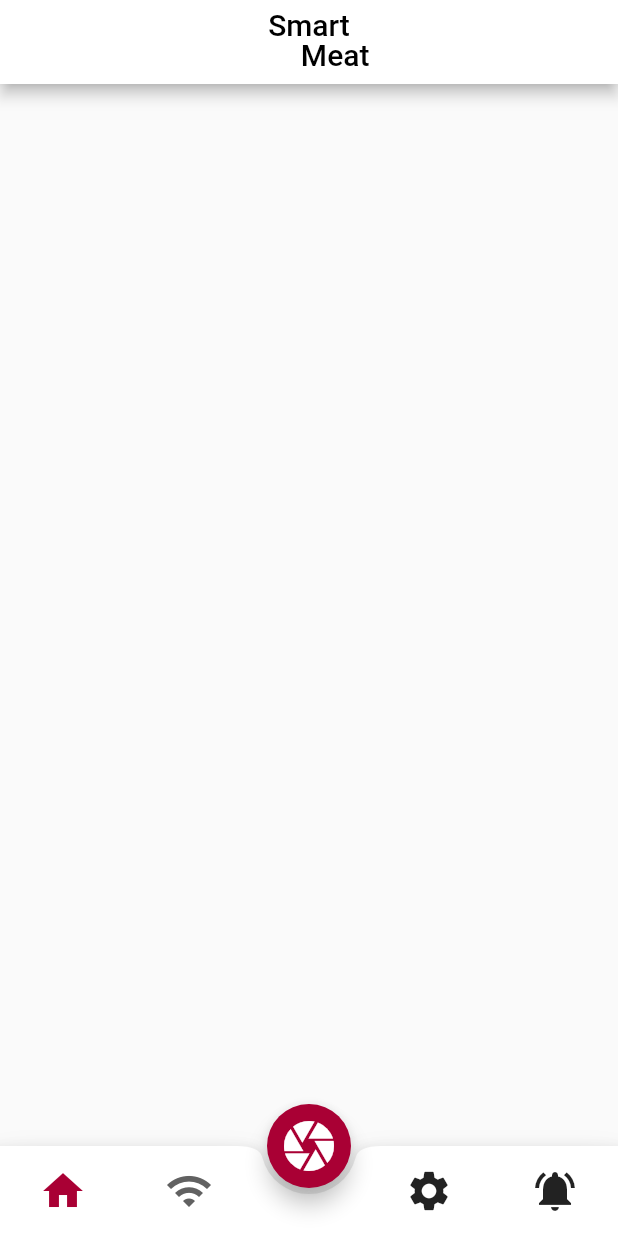
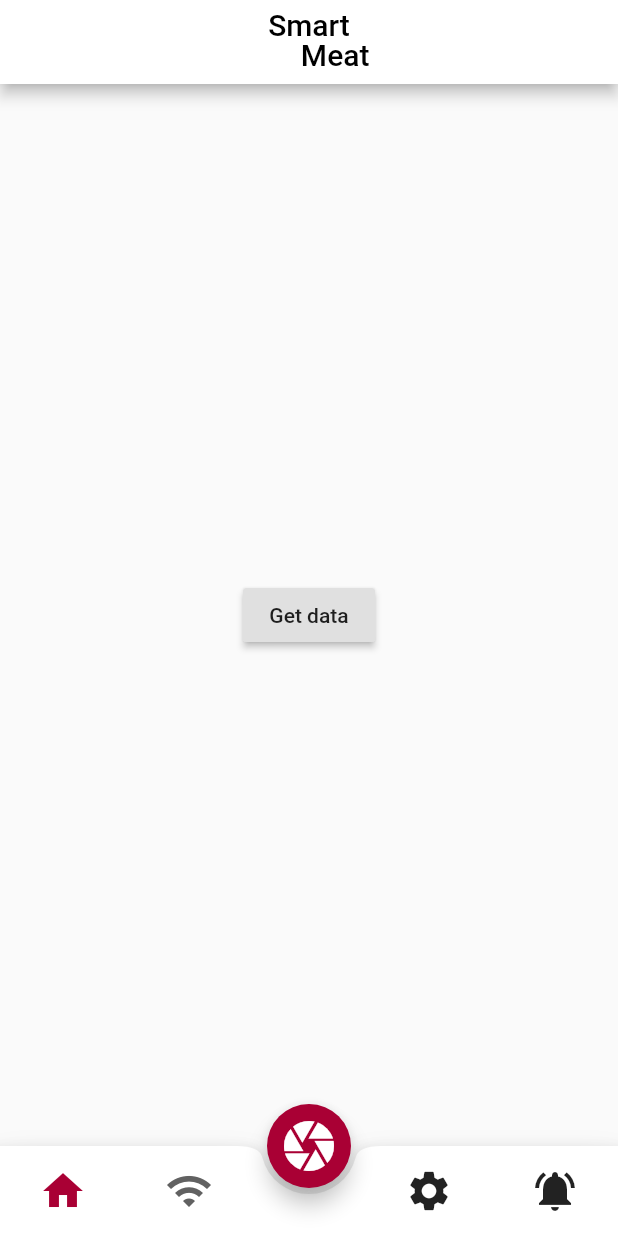
Before and after one commit to SmartMeat-UnB/smartmeat, a Flutter app: the screen it shows after launch, on a phone screen of 412 x 824 dp. Run offline on Flutter 3.47's test engine with Material 2 defaults, Android fonts, the phone set to English and light mode, and no system bars; our stand-ins replace image_cropper, image_picker.

Commit message:
Add code to get informations from API

```diff
--- a/lib/screens/crop.dart
+++ b/lib/screens/crop.dart
@@ -3,8 +3,8 @@ import 'dart:io';
 import 'package:flutter/material.dart';
 import 'package:image_cropper/image_cropper.dart';
 // import 'package:image_picker/image_picker.dart';
-import 'package:smartmeat/widgets/bottom_app_bar.dart';
-import 'package:smartmeat/widgets/float_button.dart';
+import 'package:SmartMeat/widgets/bottom_app_bar.dart';
+import 'package:SmartMeat/widgets/float_button.dart';
 
 class CropImage extends StatefulWidget {
   final File imageFile;
--- /dev/null
+++ b/lib/screens/informations.dart
@@ -0,0 +1,39 @@
+import 'package:flutter/material.dart';
+import 'package:http/http.dart' as http;
+import 'dart:async';
+import 'dart:convert';
+
+class Informations extends StatefulWidget {
+  @override
+  _InformationsState createState() => _InformationsState();
+}
+
+class _InformationsState extends State<Informations> {
+  final String url = "http://10.0.2.2:5000/get_info";
+  List data;
+
+  Future<String> getInformation() async{
+    http.Response response = await http
+    .get(Uri.encodeFull(url), headers: {"Accept": "applications/json"});
+
+    print(response.body);
+    // setState((){
+    //   var data = json.decode(response.body);
+    //   print(data[1]["on"]);
+    // });
+
+    return "Success!";
+  }
+
+  @override
+  Widget build(BuildContext context) {
+    return new Scaffold(
+      body: new Center(
+        child: new RaisedButton(
+          child: new Text("Get data"),
+          onPressed: getInformation,
+        ),
+      ),
+    );
+  }
+}
--- a/lib/screens/receita.dart
+++ b/lib/screens/receita.dart
@@ -2,8 +2,8 @@ import 'dart:io';
 
 import 'package:flutter/material.dart';
 import 'package:image_picker/image_picker.dart';
-import 'package:smartmeat/widgets/bottom_app_bar.dart';
-import 'package:smartmeat/widgets/float_button.dart';
+import 'package:SmartMeat/widgets/bottom_app_bar.dart';
+import 'package:SmartMeat/widgets/float_button.dart';
 
 import 'crop.dart';
 
--- a/lib/tabs/home_tab.dart
+++ b/lib/tabs/home_tab.dart
@@ -1,6 +1,7 @@
 import 'package:flutter/material.dart';
-import 'package:smartmeat/widgets/bottom_app_bar.dart';
-import 'package:smartmeat/widgets/float_button.dart';
+import 'package:SmartMeat/widgets/bottom_app_bar.dart';
+import 'package:SmartMeat/widgets/float_button.dart';
+import 'package:SmartMeat/screens/informations.dart';
 
 class HomeTab extends StatelessWidget {
   @override
@@ -15,6 +16,7 @@ class HomeTab extends StatelessWidget {
             centerTitle: true,
             backgroundColor: Colors.white,
           ),
+          body: Informations(),
           bottomNavigationBar: BottomApp(),
           floatingActionButton: FloatButton(),
           floatingActionButtonLocation:
--- a/lib/widgets/custom_drawer.dart
+++ b/lib/widgets/custom_drawer.dart
@@ -1,5 +1,5 @@
 import 'package:flutter/material.dart';
-import 'package:smartmeat/tiles/drawer_tile.dart';
+import 'package:SmartMeat/tiles/drawer_tile.dart';
 
 class CustomDrawer extends StatelessWidget {
   final PageController pageController;
--- a/pubspec.yaml
+++ b/pubspec.yaml
@@ -1,4 +1,4 @@
-name: smartmeat
+name: SmartMeat
 description: A new Flutter project.
 
 # The following defines the version and build number for your application.
```
Also changed, not shown: lib/API/post_services.dart (deleted, +0 -28 lines), lib/API/post_smartmeat.dart (deleted, +0 -81 lines), lib/main.dart (+5 -5 lines), pubspec.lock, 22 other files.
